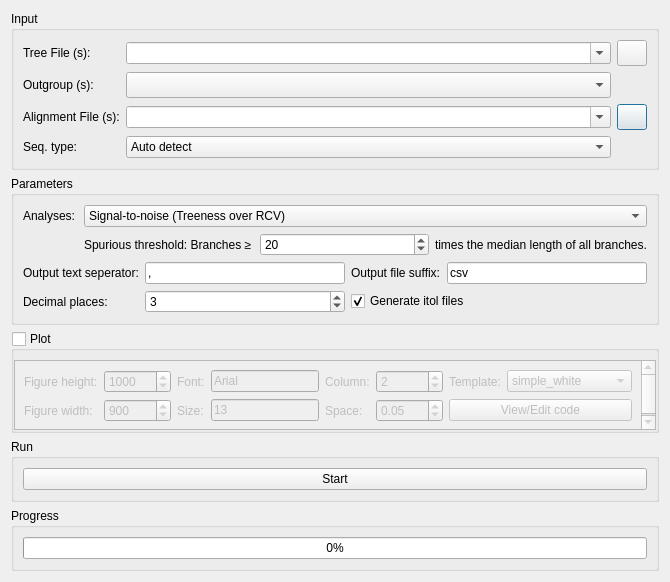
First picture: the form in PhyloSuite/uifiles/TreeSuite.ui, repository dongzhang0725/PhyloSuite, before the edit.
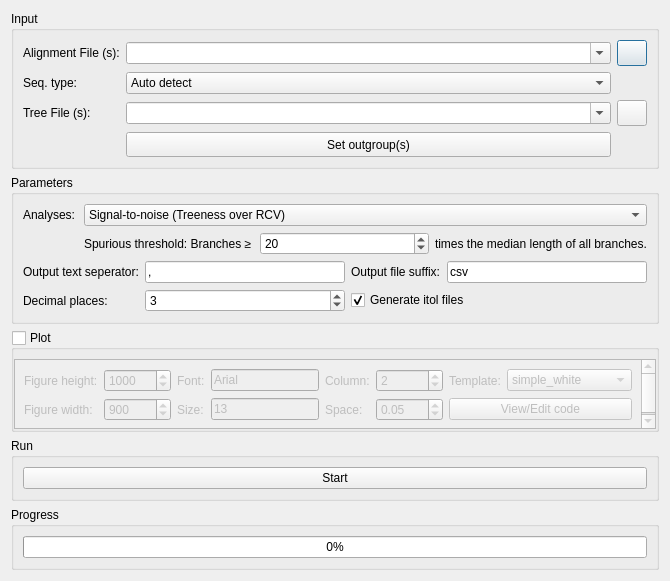
Second picture: the form after the edit. Icons and pictures are not drawn. Custom widgets are drawn as their Qt base class.

```diff
--- a/PhyloSuite/uifiles/TreeSuite.ui
+++ b/PhyloSuite/uifiles/TreeSuite.ui
@@ -19,8 +19,36 @@
      <property name="title">
       <string>Input</string>
      </property>
+     <layout class="QVBoxLayout" name="verticalLayout_2">
+      <item>
      <layout class="QGridLayout" name="gridLayout">
-      <item row="2" column="2">
+        <item row="0" column="0">
+         <widget class="QLabel" name="label_5">
+          <property name="text">
+           <string>Alignment File (s):</string>
+          </property>
+         </widget>
+        </item>
+        <item row="0" column="1">
+         <widget class="ListQCombobox" name="comboBox_5">
+          <property name="sizePolicy">
+           <sizepolicy hsizetype="Expanding" vsizetype="Fixed">
+            <horstretch>0</horstretch>
+            <verstretch>0</verstretch>
+           </sizepolicy>
+          </property>
+          <property name="acceptDrops">
+           <bool>true</bool>
+          </property>
+          <property name="editable">
+           <bool>true</bool>
+          </property>
+          <property name="sizeAdjustPolicy">
+           <enum>QComboBox::AdjustToMinimumContentsLength</enum>
+          </property>
+         </widget>
+        </item>
+        <item row="0" column="2">
        <widget class="QPushButton" name="pushButton_3">
         <property name="sizePolicy">
          <sizepolicy hsizetype="Fixed" vsizetype="Fixed">
@@ -48,56 +76,14 @@
         </property>
        </widget>
       </item>
-      <item row="1" column="1">
-       <widget class="CheckableComboBox" name="comboBox_10">
-        <property name="sizePolicy">
-         <sizepolicy hsizetype="Expanding" vsizetype="Fixed">
-          <horstretch>0</horstretch>
-          <verstretch>0</verstretch>
-         </sizepolicy>
-        </property>
-        <property name="minimumSize">
-         <size>
-          <width>95</width>
-          <height>26</height>
-         </size>
-        </property>
-       </widget>
-      </item>
-      <item row="0" column="0">
-       <widget class="QLabel" name="label_8">
-        <property name="text">
-         <string>Tree File (s):</string>
-        </property>
-       </widget>
-      </item>
-      <item row="0" column="1">
-       <widget class="ListQCombobox" name="comboBox_6">
-        <property name="sizePolicy">
-         <sizepolicy hsizetype="Expanding" vsizetype="Fixed">
-          <horstretch>0</horstretch>
-          <verstretch>0</verstretch>
-         </sizepolicy>
-        </property>
-        <property name="acceptDrops">
-         <bool>true</bool>
-        </property>
-        <property name="editable">
-         <bool>true</bool>
-        </property>
-        <property name="sizeAdjustPolicy">
-         <enum>QComboBox::AdjustToMinimumContentsLength</enum>
-        </property>
-       </widget>
-      </item>
-      <item row="3" column="0">
+        <item row="1" column="0">
        <widget class="QLabel" name="label_18">
         <property name="text">
          <string>Seq. type:</string>
         </property>
        </widget>
       </item>
-      <item row="3" column="1">
+        <item row="1" column="1">
        <widget class="QComboBox" name="comboBox_4">
         <property name="sizePolicy">
          <sizepolicy hsizetype="Expanding" vsizetype="Fixed">
@@ -122,66 +108,74 @@
         </item>
        </widget>
       </item>
-      <item row="1" column="0">
-       <widget class="QLabel" name="label_3">
-        <property name="text">
-         <string>Outgroup (s):</string>
-        </property>
-       </widget>
-      </item>
-      <item row="0" column="2">
-       <widget class="QPushButton" name="pushButton_4">
-        <property name="sizePolicy">
-         <sizepolicy hsizetype="Fixed" vsizetype="Fixed">
-          <horstretch>0</horstretch>
-          <verstretch>0</verstretch>
-         </sizepolicy>
-        </property>
-        <property name="minimumSize">
-         <size>
-          <width>30</width>
-          <height>26</height>
-         </size>
-        </property>
-        <property name="maximumSize">
-         <size>
-          <width>30</width>
-          <height>26</height>
-         </size>
-        </property>
-        <property name="styleSheet">
-         <string notr="true"/>
-        </property>
-        <property name="text">
-         <string/>
-        </property>
-       </widget>
-      </item>
-      <item row="2" column="1">
-       <widget class="ListQCombobox" name="comboBox_5">
-        <property name="sizePolicy">
-         <sizepolicy hsizetype="Expanding" vsizetype="Fixed">
-          <horstretch>0</horstretch>
-          <verstretch>0</verstretch>
-         </sizepolicy>
-        </property>
-        <property name="acceptDrops">
-         <bool>true</bool>
-        </property>
-        <property name="editable">
-         <bool>true</bool>
-        </property>
-        <property name="sizeAdjustPolicy">
-         <enum>QComboBox::AdjustToMinimumContentsLength</enum>
-        </property>
-       </widget>
-      </item>
       <item row="2" column="0">
-       <widget class="QLabel" name="label_5">
+         <widget class="QLabel" name="label_8">
         <property name="text">
-         <string>Alignment File (s):</string>
-        </property>
-       </widget>
+           <string>Tree File (s):</string>
+          </property>
+         </widget>
+        </item>
+        <item row="2" column="1">
+         <widget class="ListQCombobox" name="comboBox_6">
+          <property name="sizePolicy">
+           <sizepolicy hsizetype="Expanding" vsizetype="Fixed">
+            <horstretch>0</horstretch>
+            <verstretch>0</verstretch>
+           </sizepolicy>
+          </property>
+          <property name="acceptDrops">
+           <bool>true</bool>
+          </property>
+          <property name="editable">
+           <bool>true</bool>
+          </property>
+          <property name="sizeAdjustPolicy">
+           <enum>QComboBox::AdjustToMinimumContentsLength</enum>
+          </property>
+         </widget>
+        </item>
+        <item row="2" column="2">
+         <widget class="QPushButton" name="pushButton_4">
+          <property name="sizePolicy">
+           <sizepolicy hsizetype="Fixed" vsizetype="Fixed">
+            <horstretch>0</horstretch>
+            <verstretch>0</verstretch>
+           </sizepolicy>
+          </property>
+          <property name="minimumSize">
+           <size>
+            <width>30</width>
+            <height>26</height>
+           </size>
+          </property>
+          <property name="maximumSize">
+           <size>
+            <width>30</width>
+            <height>26</height>
+           </size>
+          </property>
+          <property name="styleSheet">
+           <string notr="true"/>
+          </property>
+          <property name="text">
+           <string/>
+          </property>
+         </widget>
+        </item>
+        <item row="3" column="1">
+         <widget class="QPushButton" name="pushButton_5">
+          <property name="minimumSize">
+           <size>
+            <width>0</width>
+            <height>25</height>
+           </size>
+          </property>
+          <property name="text">
+           <string>Set outgroup(s)</string>
+          </property>
+         </widget>
+        </item>
+       </layout>
       </item>
      </layout>
     </widget>
@@ -687,11 +681,6 @@
    <extends>QPushButton</extends>
    <header>src.CustomWidget.h</header>
   </customwidget>
-  <customwidget>
-   <class>CheckableComboBox</class>
-   <extends>QComboBox</extends>
-   <header>src.CustomWidget.h</header>
-  </customwidget>
   <customwidget>
    <class>ListQCombobox</class>
    <extends>QComboBox</extends>
```
Lines whose indentation alone changed are shown as unchanged.
